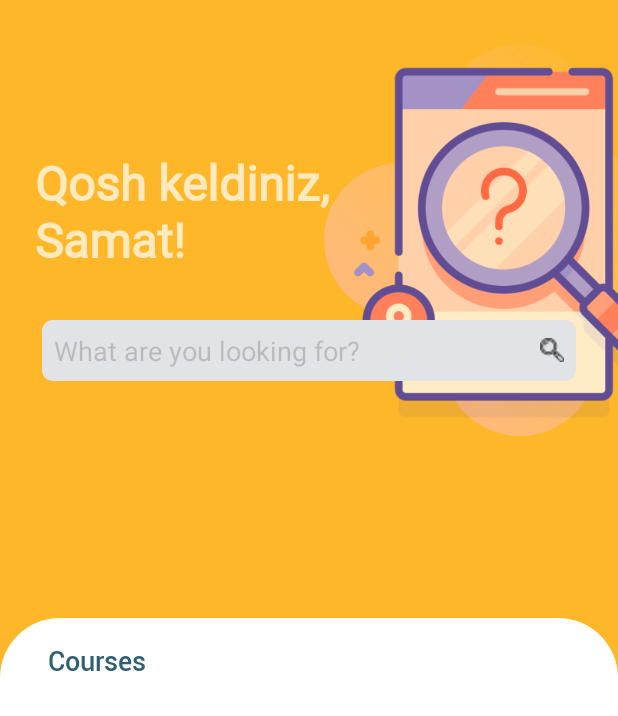
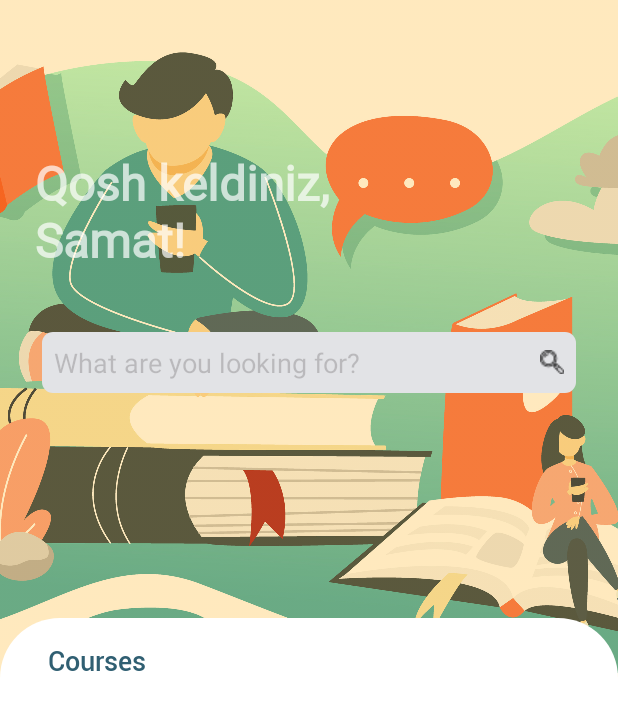
Before and after one commit to Tileulessov/bilim, an Android app: the screen it shows after launch once a user with an empty profile is signed in (CoursePageActivity), on a phone screen of 412 x 824 dp. Shown: the top 716 px of the screen. Run offline under Robolectric (Android 15) with nearby library versions, the phone set to English and light mode, and no system bars; our stand-ins replace Firebase (no records; nobody signed in at launch, a user with empty details on screens opened directly).

Commit message:
поменял background экрана курсов

```diff
--- a/app/src/main/res/drawable/bg_course_icon.xml
+++ b/app/src/main/res/drawable/bg_course_icon.xml
@@ -3,6 +3,6 @@
     xmlns:android="http://schemas.android.com/apk/res/android"
     android:shape="rectangle"
     >
-    <corners android:radius="@dimen/margin_32"/>
+    <corners android:radius="20dp"/>
     <solid android:color="#336699"/>
 </shape>
--- /dev/null
+++ b/app/src/main/res/drawable/bg_course_page.xml
@@ -0,0 +1,6 @@
+<layer-list
+    xmlns:android="http://schemas.android.com/apk/res/android"
+    android:opacity="opaque"
+    >
+    <item android:drawable="@color/orange_bg" />
+</layer-list>
--- a/app/src/main/res/layout/activity_course_page.xml
+++ b/app/src/main/res/layout/activity_course_page.xml
@@ -21,13 +21,15 @@
         app:layout_constraintVertical_bias="0"
         >
         <ImageView
-            android:layout_width="wrap_content"
-            android:layout_height="wrap_content"
-            android:layout_marginStart="216dp"
-            android:layout_marginBottom="204dp"
-            android:src="@drawable/bg_image_search"
+            android:layout_width="900dp"
+            android:layout_height="500dp"
+            android:alpha="0.7"
+            android:src="@drawable/bg_course_page_photo"
+            android:layout_marginEnd="@dimen/margin_16"
             app:layout_constraintBottom_toBottomOf="parent"
             app:layout_constraintStart_toStartOf="parent"
+            app:layout_constraintEnd_toEndOf="parent"
+            app:layout_constraintTop_toTopOf="parent"
             />
 
         <TextView
@@ -53,17 +55,51 @@
             android:layout_width="match_parent"
             android:layout_height="wrap_content"
             android:layout_marginHorizontal="@dimen/margin_28"
-            android:layout_marginTop="@dimen/margin_32"
             android:background="@drawable/bg_search_edit_text"
             android:drawableEnd="@drawable/ic_search"
             android:hint="@string/search_text"
             android:padding="@dimen/padding_8"
             android:textColor="@color/black"
+            android:layout_marginTop="@dimen/margin_40"
             android:textColorHint="@color/MDarkGrey"
             app:layout_constraintEnd_toEndOf="parent"
             app:layout_constraintStart_toStartOf="parent"
             app:layout_constraintTop_toBottomOf="@id/activity_course_page_user_name_text_view"
+            app:layout_constraintBottom_toTopOf="@id/activity_course_page_user_course_linear"
             />
+
+        <LinearLayout
+            android:id="@+id/activity_course_page_user_course_linear"
+            android:layout_width="match_parent"
+            android:layout_height="wrap_content"
+            android:layout_marginVertical="@dimen/margin_16"
+            android:orientation="horizontal"
+            app:layout_constraintBottom_toTopOf="@id/activity_course_page_course_list_linear"
+            app:layout_constraintEnd_toEndOf="parent"
+            app:layout_constraintStart_toStartOf="parent"
+            app:layout_constraintTop_toBottomOf="@id/activity_course_page_search_edit_text"
+            tools:ignore="NotSibling"
+            >
+
+            <HorizontalScrollView
+                android:layout_width="match_parent"
+                android:layout_height="wrap_content"
+                android:overScrollMode="never"
+                android:scrollbars="none"
+                >
+
+                <androidx.recyclerview.widget.RecyclerView
+                    android:id="@+id/activity_course_page_user_course_recycler"
+                    android:layout_width="wrap_content"
+                    android:layout_height="wrap_content"
+                    android:clipToPadding="false"
+                    android:orientation="horizontal"
+                    android:overScrollMode="never"
+                    app:layoutManager="androidx.recyclerview.widget.LinearLayoutManager"
+                    tools:listitem="@layout/user_courses_item"
+                    />
+            </HorizontalScrollView>
+        </LinearLayout>
 
     </androidx.constraintlayout.widget.ConstraintLayout>
 
--- a/app/src/main/res/layout/course_item.xml
+++ b/app/src/main/res/layout/course_item.xml
@@ -4,7 +4,7 @@
     xmlns:app="http://schemas.android.com/apk/res-auto"
     xmlns:tools="http://schemas.android.com/tools"
     android:layout_width="match_parent"
-    android:layout_height="110dp"
+    android:layout_height="100dp"
     android:layout_marginHorizontal="@dimen/margin_28"
     android:layout_marginVertical="@dimen/margin_8"
     android:background="@drawable/bg_course_card"
```
Also changed, not shown: app/src/main/res/layout/user_courses_item.xml (+6 -5 lines), app/src/main/res/drawable/bg_course_page_photo.jpeg (added).
